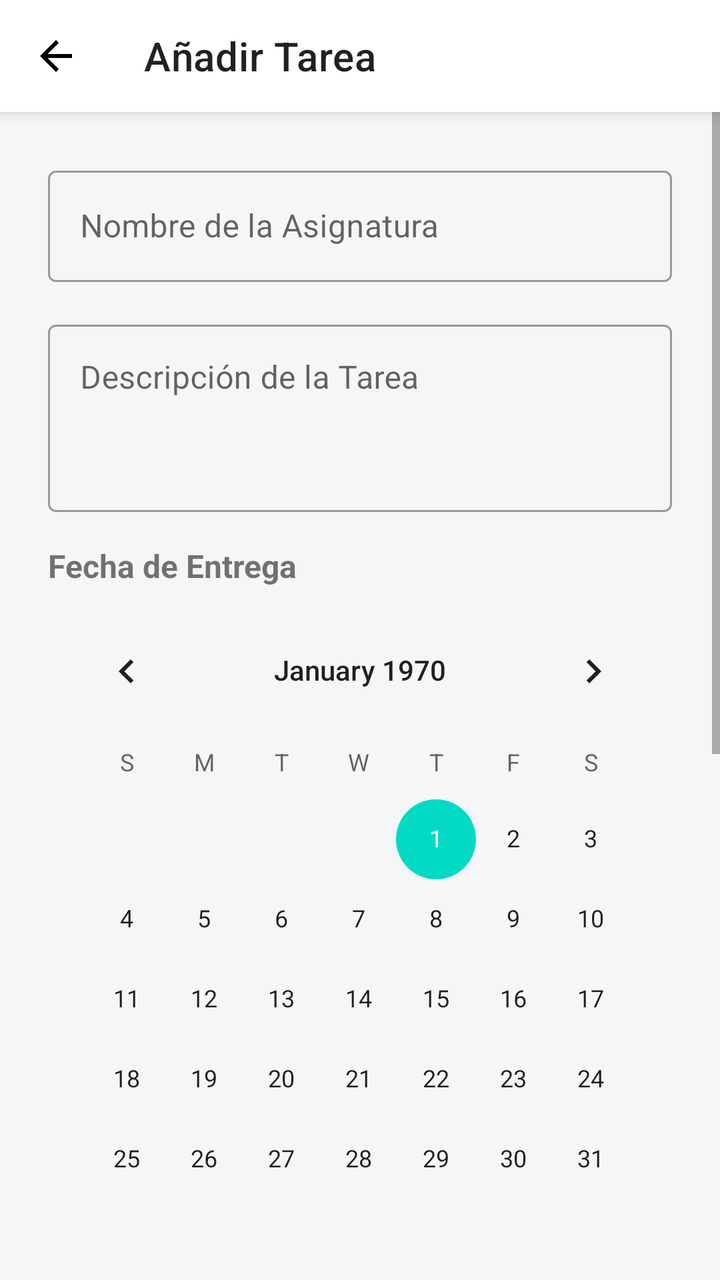
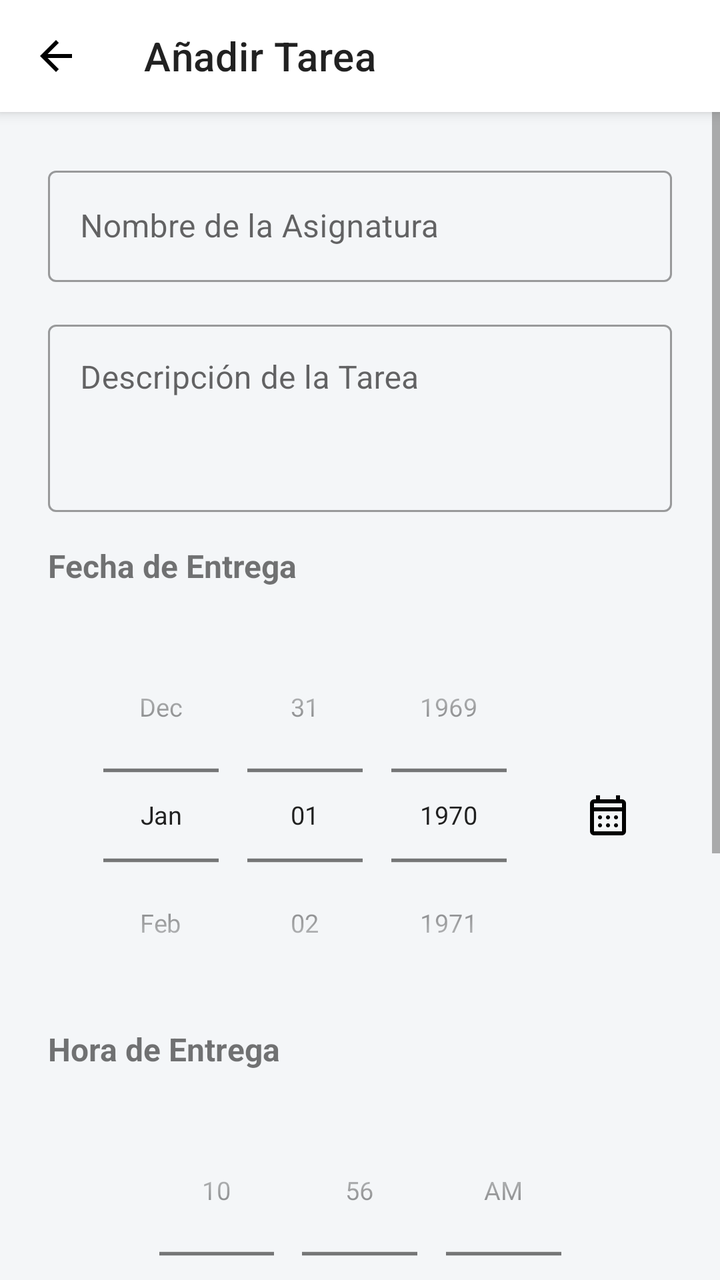

The first picture is an Android layout as it rendered before a commit; the second is the same layout after the commit. The layout source and the unified diff follow.
<!-- AndroidManifest.xml: activity theme Theme.MaterialComponents.Light.NoActionBar -->
<!-- res/layout/activity_add_item.xml -->
<?xml version="1.0" encoding="utf-8"?>
<androidx.constraintlayout.widget.ConstraintLayout xmlns:android="http://schemas.android.com/apk/res/android"
    xmlns:app="http://schemas.android.com/apk/res-auto"
    xmlns:tools="http://schemas.android.com/tools"
    android:layout_width="match_parent"
    android:layout_height="match_parent"
    android:background="#F4F6F8"
    android:fitsSystemWindows="true"
    tools:context=".AddItemActivity">

    
    <com.google.android.material.appbar.MaterialToolbar
        android:id="@+id/topAppBar"
        android:layout_width="match_parent"
        android:layout_height="?attr/actionBarSize"
        android:background="@android:color/white"
        android:elevation="4dp"
        app:layout_constraintTop_toTopOf="parent"
        app:navigationIcon="@drawable/ic_back_arrow"
        app:title="@string/add_task_titulo" />

    <ScrollView
        android:layout_width="match_parent"
        android:layout_height="0dp"
        app:layout_constraintTop_toBottomOf="@id/topAppBar"
        app:layout_constraintBottom_toBottomOf="parent">

        <LinearLayout
            android:layout_width="match_parent"
            android:layout_height="wrap_content"
            android:orientation="vertical"
            android:padding="24dp">

            <com.google.android.material.textfield.TextInputLayout
                android:layout_width="match_parent"
                android:layout_height="wrap_content"
                style="@style/Widget.MaterialComponents.TextInputLayout.OutlinedBox"
                android:layout_marginBottom="16dp">
                <com.google.android.material.textfield.TextInputEditText
                    android:id="@+id/etAsignatura"
                    android:layout_width="match_parent"
                    android:layout_height="wrap_content"
                    android:hint="@string/add_task_hint_asignatura" />
            </com.google.android.material.textfield.TextInputLayout>

            <com.google.android.material.textfield.TextInputLayout
                android:layout_width="match_parent"
                android:layout_height="wrap_content"
                style="@style/Widget.MaterialComponents.TextInputLayout.OutlinedBox"
                android:layout_marginBottom="16dp">
                <com.google.android.material.textfield.TextInputEditText
                    android:id="@+id/etDescripcion"
                    android:layout_width="match_parent"
                    android:layout_height="wrap_content"
                    android:minLines="3"
                    android:gravity="top"
                    android:hint="@string/add_task_hint_desc" />
            </com.google.android.material.textfield.TextInputLayout>

            <TextView
                android:layout_width="wrap_content"
                android:layout_height="wrap_content"
                android:text="@string/add_task_label_fecha"
                android:textSize="16sp"
                android:textStyle="bold"
                android:layout_marginBottom="8dp"/>

            <CalendarView
                android:id="@+id/calendarView"
                android:layout_width="match_parent"
                android:layout_height="wrap_content"
                android:layout_marginBottom="16dp"/>

            <TextView
                android:id="@+id/tvHora"
                android:layout_width="wrap_content"
                android:layout_height="wrap_content"
                android:text="@string/add_task_label_hora"
                android:textSize="16sp"
                android:textStyle="bold"
                android:layout_marginBottom="8dp"/>

            <TimePicker
                android:id="@+id/timePicker"
                android:layout_width="match_parent"
                android:layout_height="wrap_content"
                android:timePickerMode="spinner"
                android:layout_marginBottom="24dp"/>

            <TextView
                android:layout_width="wrap_content"
                android:layout_height="wrap_content"
                android:text="@string/add_task_label_recordatorios"
                android:textSize="16sp"
                android:textStyle="bold"
                android:layout_marginBottom="8dp"/>

            <Spinner
                android:id="@+id/spinnerNotificacion1"
                android:layout_width="match_parent"
                android:layout_height="wrap_content"
                android:layout_marginBottom="16dp"/>

            <Spinner
                android:id="@+id/spinnerNotificacion2"
                android:layout_width="match_parent"
                android:layout_height="wrap_content"
                android:layout_marginBottom="24dp"/>

            <com.google.android.material.button.MaterialButton
                android:id="@+id/btnGuardar"
                android:layout_width="match_parent"
                android:layout_height="wrap_content"
                android:text="@string/add_task_btn_guardar"
                android:padding="12dp"
                app:cornerRadius="20dp" />

        </LinearLayout>
    </ScrollView>

</androidx.constraintlayout.widget.ConstraintLayout>
<!-- resources referenced by this layout -->
<resources>
  <!-- drawable ic_back_arrow (drawable) -->
  <vector xmlns:android="http://schemas.android.com/apk/res/android" android:autoMirrored="true" android:height="24dp" android:tint="#000000" android:viewportHeight="24" android:viewportWidth="24" android:width="24dp">
        
      <path android:fillColor="@android:color/white" android:pathData="M20,11H7.83l5.59,-5.59L12,4l-8,8 8,8 1.41,-1.41L7.83,13H20v-2z"/>
      
  </vector>
  <string name="add_task_btn_guardar">Guardar Tarea</string>
  <string name="add_task_hint_asignatura">Nombre de la Asignatura</string>
  <string name="add_task_hint_desc">Descripción de la Tarea</string>
  <string name="add_task_label_fecha">Fecha de Entrega</string>
  <string name="add_task_label_hora">Hora de Entrega</string>
  <string name="add_task_label_recordatorios">Recordatorios</string>
  <string name="add_task_titulo">Añadir Tarea</string>
</resources>

<!-- the commit's change to res/layout/activity_add_item.xml (unified diff, before → after) -->
@@ -32,9 +32,9 @@
             android:padding="24dp">
 
             <com.google.android.material.textfield.TextInputLayout
+                style="@style/Widget.MaterialComponents.TextInputLayout.OutlinedBox"
                 android:layout_width="match_parent"
                 android:layout_height="wrap_content"
-                style="@style/Widget.MaterialComponents.TextInputLayout.OutlinedBox"
                 android:layout_marginBottom="16dp">
                 <com.google.android.material.textfield.TextInputEditText
                     android:id="@+id/etAsignatura"
@@ -44,75 +44,113 @@
             </com.google.android.material.textfield.TextInputLayout>
 
             <com.google.android.material.textfield.TextInputLayout
+                style="@style/Widget.MaterialComponents.TextInputLayout.OutlinedBox"
                 android:layout_width="match_parent"
                 android:layout_height="wrap_content"
-                style="@style/Widget.MaterialComponents.TextInputLayout.OutlinedBox"
                 android:layout_marginBottom="16dp">
                 <com.google.android.material.textfield.TextInputEditText
                     android:id="@+id/etDescripcion"
                     android:layout_width="match_parent"
                     android:layout_height="wrap_content"
-                    android:minLines="3"
                     android:gravity="top"
-                    android:hint="@string/add_task_hint_desc" />
+                    android:hint="@string/add_task_hint_desc"
+                    android:minLines="3" />
             </com.google.android.material.textfield.TextInputLayout>
 
             <TextView
                 android:layout_width="wrap_content"
                 android:layout_height="wrap_content"
+                android:layout_marginBottom="8dp"
                 android:text="@string/add_task_label_fecha"
                 android:textSize="16sp"
-                android:textStyle="bold"
-                android:layout_marginBottom="8dp"/>
+                android:textStyle="bold" />
 
-            <CalendarView
-                android:id="@+id/calendarView"
+            <LinearLayout
                 android:layout_width="match_parent"
                 android:layout_height="wrap_content"
-                android:layout_marginBottom="16dp"/>
+                android:gravity="center_horizontal|center_vertical"
+                android:orientation="horizontal">
+
+                <DatePicker
+                    android:id="@+id/datePicker"
+                    android:layout_width="wrap_content"
+                    android:layout_height="wrap_content"
+                    android:calendarViewShown="false"
+                    android:datePickerMode="spinner"
+                    android:scaleX="0.9"
+                    android:scaleY="0.9" />
+
+                <ImageButton
+                    android:id="@+id/btnToggleCalendar"
+                    android:layout_width="48dp"
+                    android:layout_height="48dp"
+                    android:background="?attr/selectableItemBackgroundBorderless"
+                    android:src="@drawable/ic_calendar" />
+            </LinearLayout>
+
+            <com.google.android.material.card.MaterialCardView
+                android:id="@+id/cvCalendarContainer"
+                android:layout_width="match_parent"
+                android:layout_height="wrap_content"
+                android:layout_marginTop="8dp"
+                android:layout_marginBottom="16dp"
+                android:visibility="gone"
+                app:cardCornerRadius="12dp"
+                app:cardElevation="2dp">
+
+                <CalendarView
+                    android:id="@+id/calendarView"
+                    android:layout_width="match_parent"
+                    android:layout_height="wrap_content" />
+
+            </com.google.android.material.card.MaterialCardView>
+
 
             <TextView
                 android:id="@+id/tvHora"
                 android:layout_width="wrap_content"
                 android:layout_height="wrap_content"
+                android:layout_marginBottom="8dp"
                 android:text="@string/add_task_label_hora"
                 android:textSize="16sp"
-                android:textStyle="bold"
-                android:layout_marginBottom="8dp"/>
+                android:textStyle="bold" />
 
             <TimePicker
                 android:id="@+id/timePicker"
-                android:layout_width="match_parent"
+                android:layout_width="wrap_content"
                 android:layout_height="wrap_content"
-                android:timePickerMode="spinner"
-                android:layout_marginBottom="24dp"/>
+                android:layout_gravity="center_horizontal"
+                android:layout_marginBottom="24dp"
+                android:scaleX="0.9"
+                android:scaleY="0.9"
+                android:timePickerMode="spinner" />
 
             <TextView
                 android:layout_width="wrap_content"
                 android:layout_height="wrap_content"
+                android:layout_marginBottom="8dp"
                 android:text="@string/add_task_label_recordatorios"
                 android:textSize="16sp"
-                android:textStyle="bold"
-                android:layout_marginBottom="8dp"/>
+                android:textStyle="bold" />
 
             <Spinner
                 android:id="@+id/spinnerNotificacion1"
                 android:layout_width="match_parent"
                 android:layout_height="wrap_content"
-                android:layout_marginBottom="16dp"/>
+                android:layout_marginBottom="16dp" />
 
             <Spinner
                 android:id="@+id/spinnerNotificacion2"
                 android:layout_width="match_parent"
                 android:layout_height="wrap_content"
-                android:layout_marginBottom="24dp"/>
+                android:layout_marginBottom="24dp" />
 
             <com.google.android.material.button.MaterialButton
                 android:id="@+id/btnGuardar"
                 android:layout_width="match_parent"
                 android:layout_height="wrap_content"
+                android:padding="12dp"
                 android:text="@string/add_task_btn_guardar"
-                android:padding="12dp"
                 app:cornerRadius="20dp" />
 
         </LinearLayout>
<!-- resource entries referenced after the edit -->
@@ -4,6 +4,12 @@
   <vector xmlns:android="http://schemas.android.com/apk/res/android" android:autoMirrored="true" android:height="24dp" android:tint="#000000" android:viewportHeight="24" android:viewportWidth="24" android:width="24dp">
         
       <path android:fillColor="@android:color/white" android:pathData="M20,11H7.83l5.59,-5.59L12,4l-8,8 8,8 1.41,-1.41L7.83,13H20v-2z"/>
+      
+  </vector>
+  <!-- drawable ic_calendar (drawable) -->
+  <vector xmlns:android="http://schemas.android.com/apk/res/android" android:height="24dp" android:tint="#000000" android:viewportHeight="960" android:viewportWidth="960" android:width="24dp">
+        
+      <path android:fillColor="@android:color/white" android:pathData="M200,880Q167,880 143.5,856.5Q120,833 120,800L120,240Q120,207 143.5,183.5Q167,160 200,160L240,160L240,80L320,80L320,160L640,160L640,80L720,80L720,160L760,160Q793,160 816.5,183.5Q840,207 840,240L840,800Q840,833 816.5,856.5Q793,880 760,880L200,880ZM200,800L760,800Q760,800 760,800Q760,800 760,800L760,400L200,400L200,800Q200,800 200,800Q200,800 200,800ZM200,320L760,320L760,240Q760,240 760,240Q760,240 760,240L200,240Q200,240 200,240Q200,240 200,240L200,320ZM200,320L200,240Q200,240 200,240Q200,240 200,240L200,240Q200,240 200,240Q200,240 200,240L200,320ZM480,560Q463,560 451.5,548.5Q440,537 440,520Q440,503 451.5,491.5Q463,480 480,480Q497,480 508.5,491.5Q520,503 520,520Q520,537 508.5,548.5Q497,560 480,560ZM320,560Q303,560 291.5,548.5Q280,537 280,520Q280,503 291.5,491.5Q303,480 320,480Q337,480 348.5,491.5Q360,503 360,520Q360,537 348.5,548.5Q337,560 320,560ZM640,560Q623,560 611.5,548.5Q600,537 600,520Q600,503 611.5,491.5Q623,480 640,480Q657,480 668.5,491.5Q680,503 680,520Q680,537 668.5,548.5Q657,560 640,560ZM480,720Q463,720 451.5,708.5Q440,697 440,680Q440,663 451.5,651.5Q463,640 480,640Q497,640 508.5,651.5Q520,663 520,680Q520,697 508.5,708.5Q497,720 480,720ZM320,720Q303,720 291.5,708.5Q280,697 280,680Q280,663 291.5,651.5Q303,640 320,640Q337,640 348.5,651.5Q360,663 360,680Q360,697 348.5,708.5Q337,720 320,720ZM640,720Q623,720 611.5,708.5Q600,697 600,680Q600,663 611.5,651.5Q623,640 640,640Q657,640 668.5,651.5Q680,663 680,680Q680,697 668.5,708.5Q657,720 640,720Z"/>
       
   </vector>
   <string name="add_task_btn_guardar">Guardar Tarea</string>
